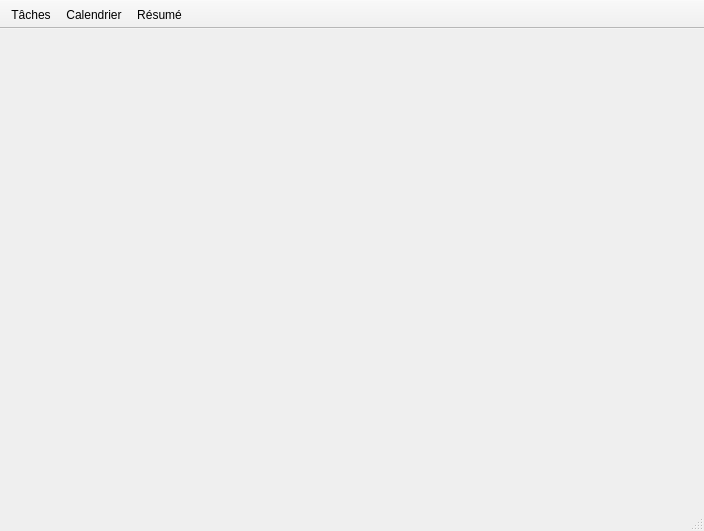
Above: Sources/ProAgenda/mainwindow.ui from paulnta/ProAgenda before the change. Below: the same form after it.
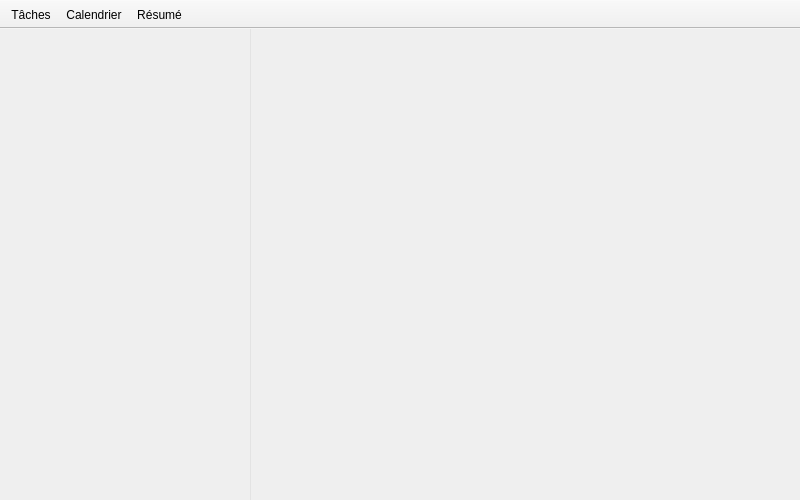
That is the form after the change. Icons and pictures are not drawn.

Patch:
```diff
--- a/Sources/ProAgenda/mainwindow.ui
+++ b/Sources/ProAgenda/mainwindow.ui
@@ -6,17 +6,49 @@
    <rect>
     <x>0</x>
     <y>0</y>
-    <width>704</width>
-    <height>531</height>
+    <width>800</width>
+    <height>500</height>
    </rect>
   </property>
+  <property name="minimumSize">
+   <size>
+    <width>800</width>
+    <height>500</height>
+   </size>
+  </property>
   <property name="focusPolicy">
    <enum>Qt::StrongFocus</enum>
   </property>
   <property name="windowTitle">
-   <string>MainWindow</string>
+   <string>ProAgenda</string>
+  </property>
+  <property name="windowOpacity">
+   <double>1.000000000000000</double>
+  </property>
+  <property name="styleSheet">
+   <string notr="true">QToolBar.EditToolBar {
+  border-bottom: 1px solid rgb(227, 227, 227);
+  background-color: rgba(255, 255, 255, 0.75);
+}
+
+QWidget#mainWidget{
+	  background-color: #efefef;
+
+}</string>
+  </property>
+  <property name="tabShape">
+   <enum>QTabWidget::Rounded</enum>
   </property>
   <widget class="QWidget" name="centralWidget">
+   <property name="enabled">
+    <bool>true</bool>
+   </property>
+   <property name="sizePolicy">
+    <sizepolicy hsizetype="Minimum" vsizetype="Minimum">
+     <horstretch>0</horstretch>
+     <verstretch>0</verstretch>
+    </sizepolicy>
+   </property>
    <layout class="QGridLayout" name="gridLayout_2" columnstretch="0">
     <property name="leftMargin">
      <number>0</number>
@@ -31,11 +63,24 @@
      <number>0</number>
     </property>
     <item row="0" column="0">
-     <layout class="QGridLayout" name="centralGridLayout">
+     <widget class="QWidget" name="mainWidget" native="true">
+      <layout class="QVBoxLayout" name="verticalLayout">
+       <property name="spacing">
+        <number>0</number>
+       </property>
+       <property name="leftMargin">
+        <number>0</number>
+       </property>
       <property name="topMargin">
        <number>0</number>
       </property>
-      <item row="1" column="0" alignment="Qt::AlignTop">
+       <property name="rightMargin">
+        <number>0</number>
+       </property>
+       <property name="bottomMargin">
+        <number>0</number>
+       </property>
+       <item alignment="Qt::AlignTop">
        <widget class="QWidget" name="editWidget" native="true">
         <layout class="QVBoxLayout" name="verticalLayout_3">
          <property name="leftMargin">
@@ -60,7 +105,107 @@
         </layout>
        </widget>
       </item>
-     </layout>
+       <item>
+        <widget class="QWidget" name="wrapperContentWidget" native="true">
+         <property name="sizePolicy">
+          <sizepolicy hsizetype="Expanding" vsizetype="Expanding">
+           <horstretch>0</horstretch>
+           <verstretch>0</verstretch>
+          </sizepolicy>
+         </property>
+         <layout class="QVBoxLayout" name="verticalLayout_2">
+          <property name="leftMargin">
+           <number>0</number>
+          </property>
+          <property name="topMargin">
+           <number>0</number>
+          </property>
+          <property name="rightMargin">
+           <number>0</number>
+          </property>
+          <property name="bottomMargin">
+           <number>0</number>
+          </property>
+          <item>
+           <layout class="QHBoxLayout" name="contentLayout">
+            <item>
+             <widget class="QWidget" name="ContentWidget" native="true">
+              <layout class="QHBoxLayout" name="horizontalLayout">
+               <property name="spacing">
+                <number>0</number>
+               </property>
+               <property name="leftMargin">
+                <number>0</number>
+               </property>
+               <property name="topMargin">
+                <number>0</number>
+               </property>
+               <property name="rightMargin">
+                <number>0</number>
+               </property>
+               <property name="bottomMargin">
+                <number>0</number>
+               </property>
+               <item>
+                <layout class="QVBoxLayout" name="mainView" stretch="">
+                 <property name="spacing">
+                  <number>0</number>
+                 </property>
+                </layout>
+               </item>
+               <item>
+                <widget class="QWidget" name="sideBarWidget" native="true">
+                 <property name="sizePolicy">
+                  <sizepolicy hsizetype="Fixed" vsizetype="Expanding">
+                   <horstretch>0</horstretch>
+                   <verstretch>0</verstretch>
+                  </sizepolicy>
+                 </property>
+                 <property name="minimumSize">
+                  <size>
+                   <width>300</width>
+                   <height>0</height>
+                  </size>
+                 </property>
+                 <property name="autoFillBackground">
+                  <bool>false</bool>
+                 </property>
+                 <property name="styleSheet">
+                  <string notr="true">QWidget#sideBarWidget{
+	background-image: url(:/design/design/ui_blur.png);
+	background-position: center center;
+  	border-left: 1px solid rgb(227, 227, 227);
+}</string>
+                 </property>
+                 <layout class="QVBoxLayout" name="verticalLayout_5">
+                  <property name="leftMargin">
+                   <number>1</number>
+                  </property>
+                  <property name="topMargin">
+                   <number>0</number>
+                  </property>
+                  <property name="rightMargin">
+                   <number>0</number>
+                  </property>
+                  <property name="bottomMargin">
+                   <number>0</number>
+                  </property>
+                  <item>
+                   <layout class="QVBoxLayout" name="sideBar"/>
+                  </item>
+                 </layout>
+                </widget>
+               </item>
+              </layout>
+             </widget>
+            </item>
+           </layout>
+          </item>
+         </layout>
+        </widget>
+       </item>
+      </layout>
+     </widget>
     </item>
    </layout>
   </widget>
@@ -136,7 +281,6 @@
    <addaction name="actionGoToCal"/>
    <addaction name="actionGoToResume"/>
   </widget>
-  <widget class="QStatusBar" name="statusBar"/>
   <action name="actionAddTask">
    <property name="checkable">
     <bool>false</bool>
```
Left out of the diff: 22 changed lines with no effect on the pictures. Lines whose indentation alone changed are shown as unchanged.
